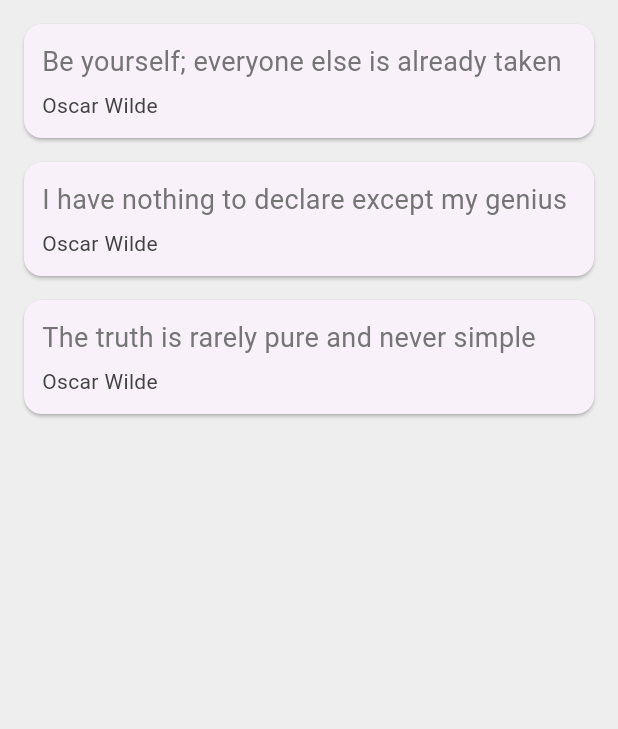
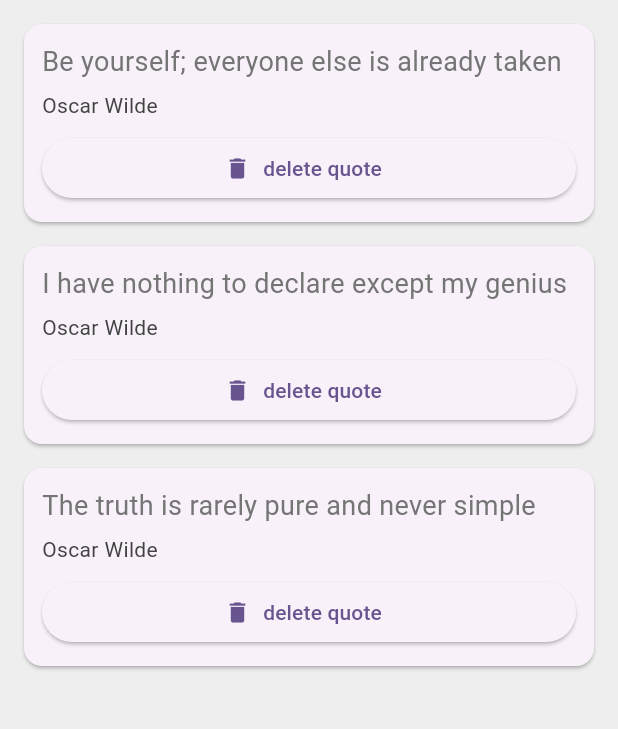
Before and after one commit to ChrisWongAtCUHK/flutter_quotes_app, a Flutter app: the screen it shows after launch, on a phone screen of 412 x 824 dp, the part 84-813 px from its top. Run offline on Flutter 3.47's test engine with Material 2 defaults, Android fonts, the phone set to English and light mode, and no system bars.

Commit message:
Flutter Tutorial for Beginners #21 - Functions as Parameters

```diff
--- a/lib/quote_card.dart
+++ b/lib/quote_card.dart
@@ -30,6 +30,12 @@ class QuoteCard extends StatelessWidget {
                   color: Colors.grey[800],
                 ),
               ),
+              const SizedBox(height: 8.0),
+              ElevatedButton.icon(
+                onPressed: () {},
+                icon: const Icon(Icons.delete),
+                label: const Text('delete quote'),
+              ),
             ]),
       ),
     );
```
Also changed, not shown: 1 other file.
